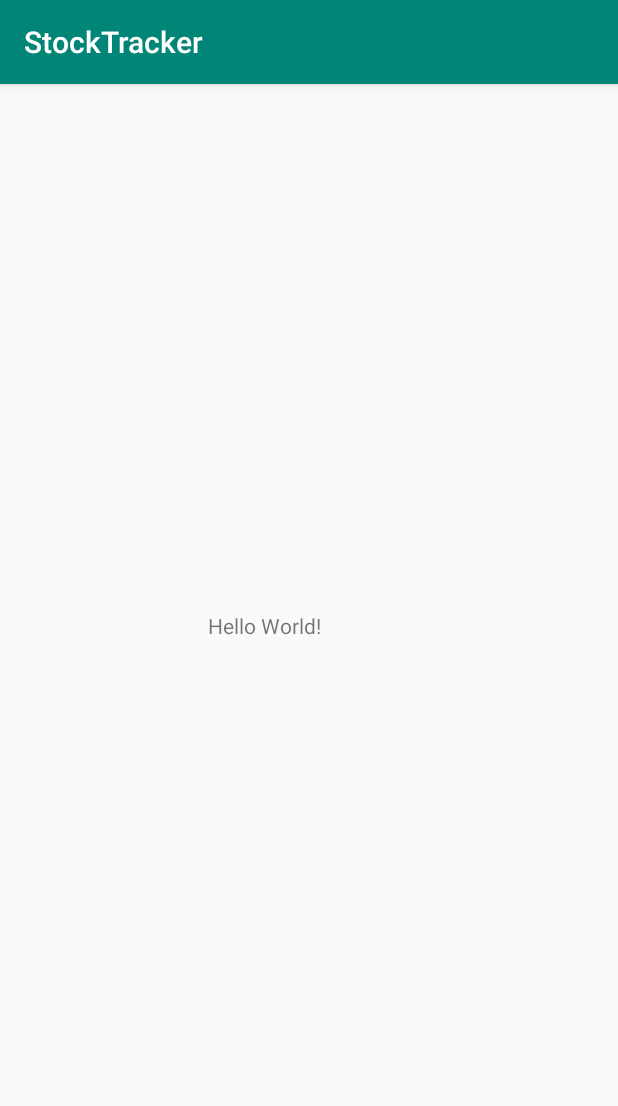
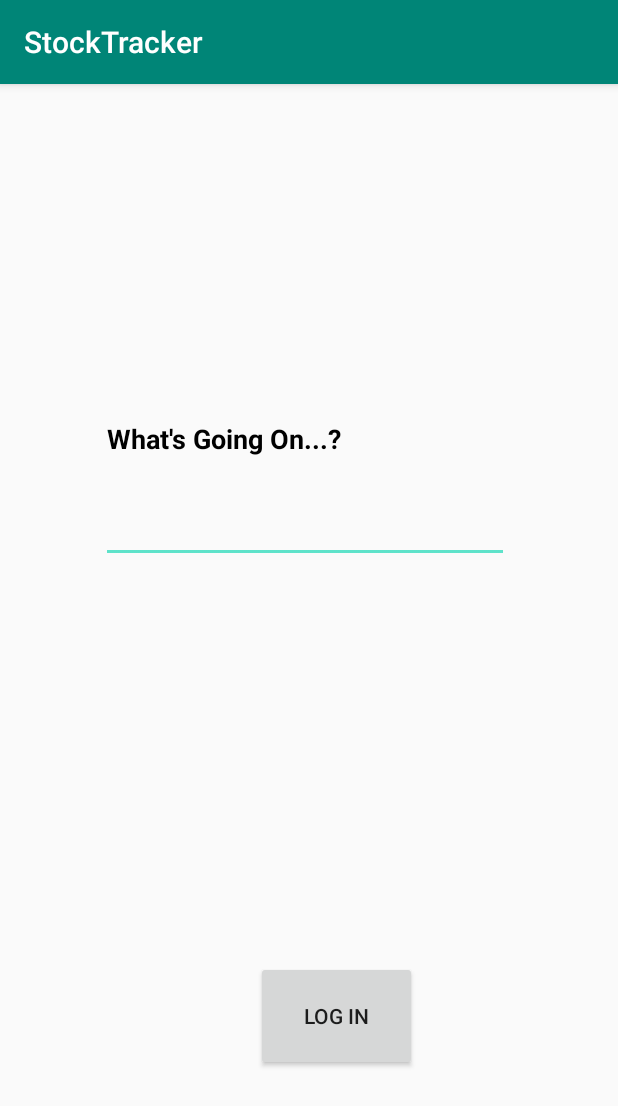
Before and after one commit to qianfut2/StockTracker, an Android app: the screen it shows after launch (MainActivity), on a phone screen of 412 x 824 dp. Shown: the top 1106 px of the screen. Run offline under Robolectric (Android 15) with nearby library versions, the phone set to English and light mode, and no system bars.

Commit message:
first commit

```diff
--- a/app/src/main/AndroidManifest.xml
+++ b/app/src/main/AndroidManifest.xml
@@ -16,6 +16,7 @@
                 <category android:name="android.intent.category.LAUNCHER" />
             </intent-filter>
         </activity>
+        <activity android:name=".MenuPage"></activity>
     </application>
 
 </manifest>
--- a/app/src/main/java/com/example/daniel/stocktracker/MainActivity.java
+++ b/app/src/main/java/com/example/daniel/stocktracker/MainActivity.java
@@ -2,12 +2,29 @@ package com.example.daniel.stocktracker;
 
 import android.support.v7.app.AppCompatActivity;
 import android.os.Bundle;
+import android.view.View;
+import android.widget.Button;
+import android.content.Intent;
 
 public class MainActivity extends AppCompatActivity {
-
+    private Button button;
     @Override
     protected void onCreate(Bundle savedInstanceState) {
         super.onCreate(savedInstanceState);
         setContentView(R.layout.activity_main);
+
+        button = (Button) findViewById(R.id.button);
+        button.setOnClickListener(new View.OnClickListener() {
+            @Override
+            public void onClick(View v) {
+                openMenuPage();
+            }
+
+        });
     }
+    public void openMenuPage() {
+        Intent intent = new Intent(this, MenuPage.class);
+        startActivity(intent);
+    }
+
 }
--- a/app/src/main/res/layout/activity_main.xml
+++ b/app/src/main/res/layout/activity_main.xml
@@ -1,20 +1,55 @@
 <?xml version="1.0" encoding="utf-8"?>
-<android.support.constraint.ConstraintLayout xmlns:android="http://schemas.android.com/apk/res/android"
+<RelativeLayout xmlns:android="http://schemas.android.com/apk/res/android"
     xmlns:app="http://schemas.android.com/apk/res-auto"
     xmlns:tools="http://schemas.android.com/tools"
     android:layout_width="match_parent"
     android:layout_height="match_parent"
     tools:context=".MainActivity">
 
-    <TextView
-        android:layout_width="113dp"
-        android:layout_height="62dp"
-        android:text="Hello World!"
-        app:layout_constraintBottom_toBottomOf="parent"
-        app:layout_constraintHorizontal_bias="0.464"
-        app:layout_constraintLeft_toLeftOf="parent"
-        app:layout_constraintRight_toRightOf="parent"
-        app:layout_constraintTop_toTopOf="parent"
-        app:layout_constraintVertical_bias="0.498" />
+    <Button
+        android:id="@+id/button"
+        android:layout_width="107dp"
+        android:layout_height="73dp"
+        android:layout_alignParentEnd="true"
+        android:layout_alignParentRight="true"
+        android:layout_alignParentBottom="true"
+        android:layout_marginEnd="134dp"
+        android:layout_marginRight="134dp"
+        android:layout_marginBottom="110dp"
+        android:autoLink="web"
+        android:text="Log in"
+        tools:layout_editor_absoluteX="139dp"
+        tools:layout_editor_absoluteY="378dp" />
 
-</android.support.constraint.ConstraintLayout>
+    <ImageView
+        android:id="@+id/imageView7"
+        android:layout_width="wrap_content"
+        android:layout_height="wrap_content"
+        android:layout_alignParentStart="true"
+        android:layout_alignParentTop="true"
+        tools:srcCompat="@tools:sample/avatars" />
+
+    <EditText
+        android:id="@+id/editText"
+        android:layout_width="272dp"
+        android:layout_height="165dp"
+        android:layout_alignParentStart="true"
+        android:layout_alignParentLeft="true"
+        android:layout_alignParentTop="true"
+        android:layout_marginStart="67dp"
+        android:layout_marginLeft="67dp"
+        android:layout_marginTop="154dp"
+        android:ems="10"
+        android:fadingEdge="horizontal"
+        android:inputType="textPersonName"
+        android:text="What's Going On...?"
+        android:textAllCaps="false"
+        android:textColor="@android:color/black"
+        android:textColorLink="@color/colorAccent"
+        android:textStyle="bold"
+        android:visibility="visible"
+        tools:layout_editor_absoluteX="56dp"
+        tools:layout_editor_absoluteY="158dp"
+        tools:textSize="30sp" />
+
+</RelativeLayout>
--- a/app/src/main/res/values/colors.xml
+++ b/app/src/main/res/values/colors.xml
@@ -2,5 +2,5 @@
 <resources>
     <color name="colorPrimary">#008577</color>
     <color name="colorPrimaryDark">#00574B</color>
-    <color name="colorAccent">#D81B60</color>
+    <color name="colorAccent">#b21bd8b5</color>
 </resources>
```
Also changed, not shown: app/src/main/java/com/example/daniel/stocktracker/MenuPage.java (added, +13 -0 lines), app/src/main/res/layout/activity_menu_page.xml (added, +34 -0 lines), app/src/main/res/drawable/andriod.png (added).
